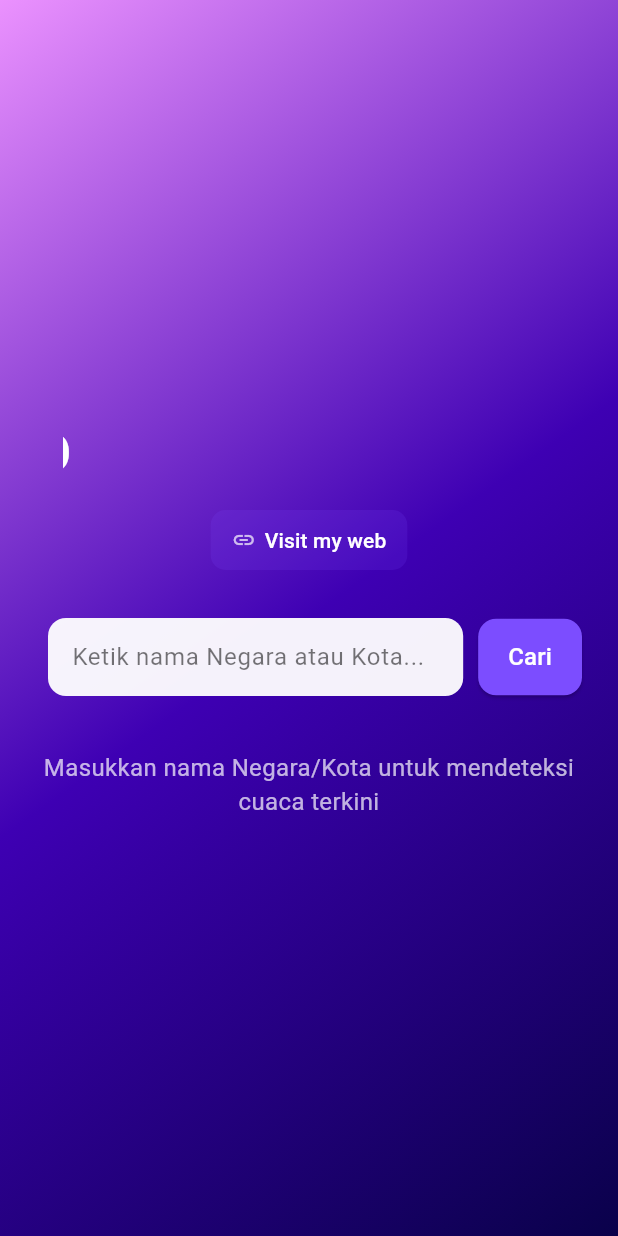
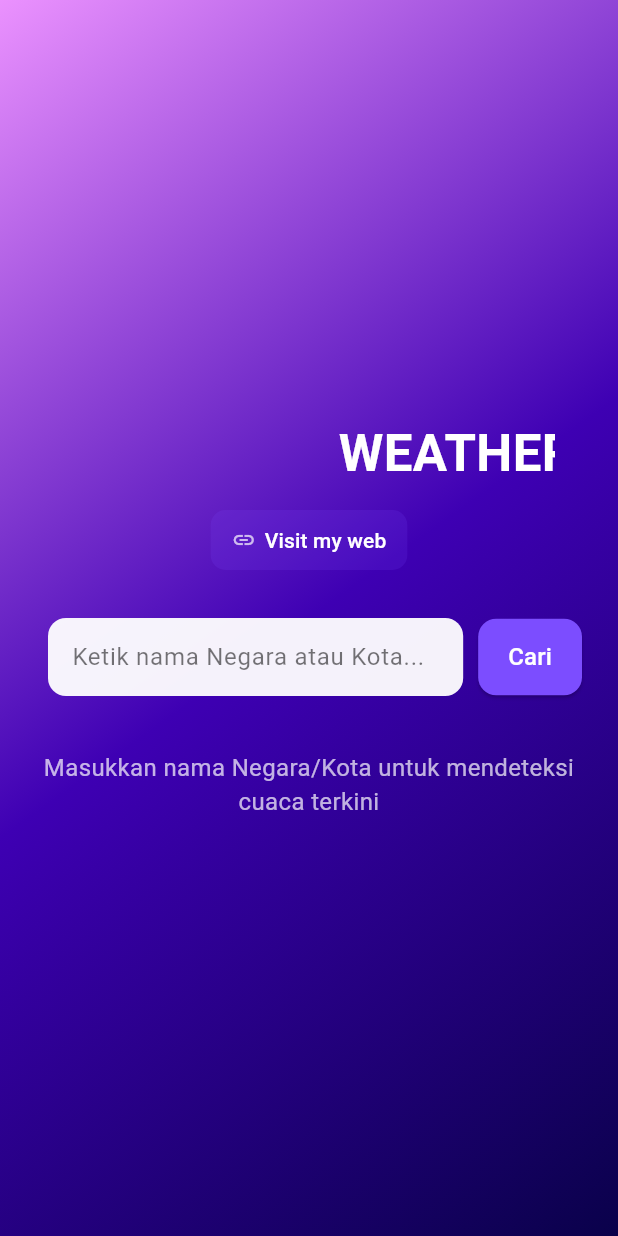
Before and after one commit to enricooctadarma/weather-app, a Flutter app: the screen it shows after launch, on a phone screen of 412 x 824 dp. Run offline on Flutter 3.47's test engine with Material 3 defaults, Android fonts, the phone set to English and light mode, and no system bars; our stand-ins replace flutter_dotenv.

Commit message:
updated screen home

```diff
--- a/lib/screens/home_screen.dart
+++ b/lib/screens/home_screen.dart
@@ -45,7 +45,7 @@ class _HomeScreenState extends State<HomeScreen> with TickerProviderStateMixin {
     _titleController = AnimationController(
       vsync: this,
       duration: const Duration(seconds: 10),
-    )..repeat();
+    )..repeat(reverse: false);
   }
 
   @override
@@ -245,7 +245,6 @@ class _HomeScreenState extends State<HomeScreen> with TickerProviderStateMixin {
     },
   );
 
-  // Moving title inside a bounded box
   Widget _movingTitle(double boxWidth) {
     const text = 'WEATHER APP BY ENRICO';
     const textStyle = TextStyle(
@@ -254,32 +253,21 @@ class _HomeScreenState extends State<HomeScreen> with TickerProviderStateMixin {
       fontWeight: FontWeight.bold,
     );
 
-    final tp = TextPainter(
-      text: const TextSpan(text: text, style: textStyle),
-      textDirection: TextDirection.ltr,
-    )..layout();
-
-    final textWidth = tp.width;
-    final start = -textWidth;
-    final end = boxWidth;
-    final dx = lerpDouble(start, end, _titleController.value) ?? 0.0;
-
     return ClipRect(
       child: SizedBox(
         width: boxWidth,
         height: 48,
-        child: Stack(
-          children: [
-            Positioned(
-              left: dx,
-              top: 0,
-              bottom: 0,
-              child: Align(
-                alignment: Alignment.centerLeft,
-                child: Text(text, style: textStyle),
-              ),
-            ),
-          ],
+        child: AnimatedBuilder(
+          animation: _titleController,
+          builder: (context, child) {
+            // Gunakan posisi transform, bukan rebuild teks
+            final dx = lerpDouble(-boxWidth, boxWidth, _titleController.value)!;
+            return Transform.translate(offset: Offset(dx, 0), child: child);
+          },
+          child: const Align(
+            alignment: Alignment.centerLeft,
+            child: Text(text, style: textStyle),
+          ),
         ),
       ),
     );
```
